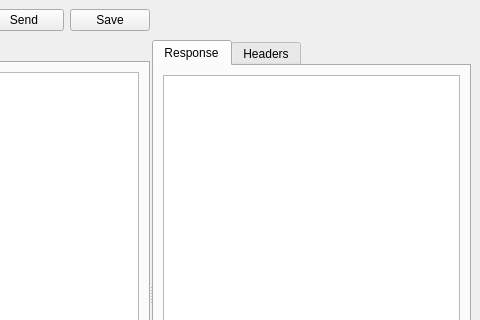
Above: main.ui from LinkedList/qTTp before the change; both pictures show x 904 to 1384 and y 0 to 320 of the 1384 by 609 pixel window. Below: the same form after it.
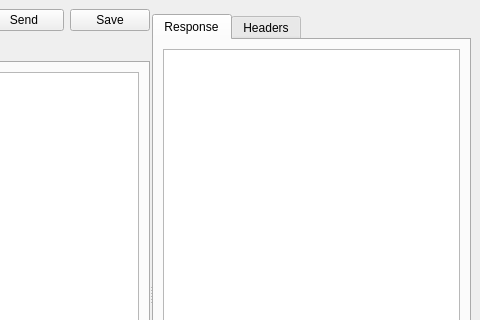
That is the form after the change.

Commit message: First step towards reusable components and widgets

What changed in the file:
```diff
--- a/main.ui
+++ b/main.ui
@@ -378,43 +378,6 @@
          <property name="bottomMargin">
           <number>5</number>
          </property>
-         <item>
-          <layout class="QHBoxLayout" name="reqStatusLayout">
-           <property name="leftMargin">
-            <number>6</number>
-           </property>
-           <item>
-            <widget class="QLabel" name="statusCode">
-             <property name="text">
-              <string/>
-             </property>
-            </widget>
-           </item>
-           <item>
-            <widget class="QLabel" name="time">
-             <property name="text">
-              <string/>
-             </property>
-             <property name="margin">
-              <number>5</number>
-             </property>
-            </widget>
-           </item>
-           <item>
-            <spacer name="horizontalSpacer">
-             <property name="orientation">
-              <enum>Qt::Horizontal</enum>
-             </property>
-             <property name="sizeHint" stdset="0">
-              <size>
-               <width>40</width>
-               <height>20</height>
-              </size>
-             </property>
-            </spacer>
-           </item>
-          </layout>
-         </item>
          <item>
           <widget class="QTabWidget" name="tabWidget">
            <property name="currentIndex">
```
Left out of the diff: 2 changed lines with no effect on the pictures. The commit also changes 4 other files.
